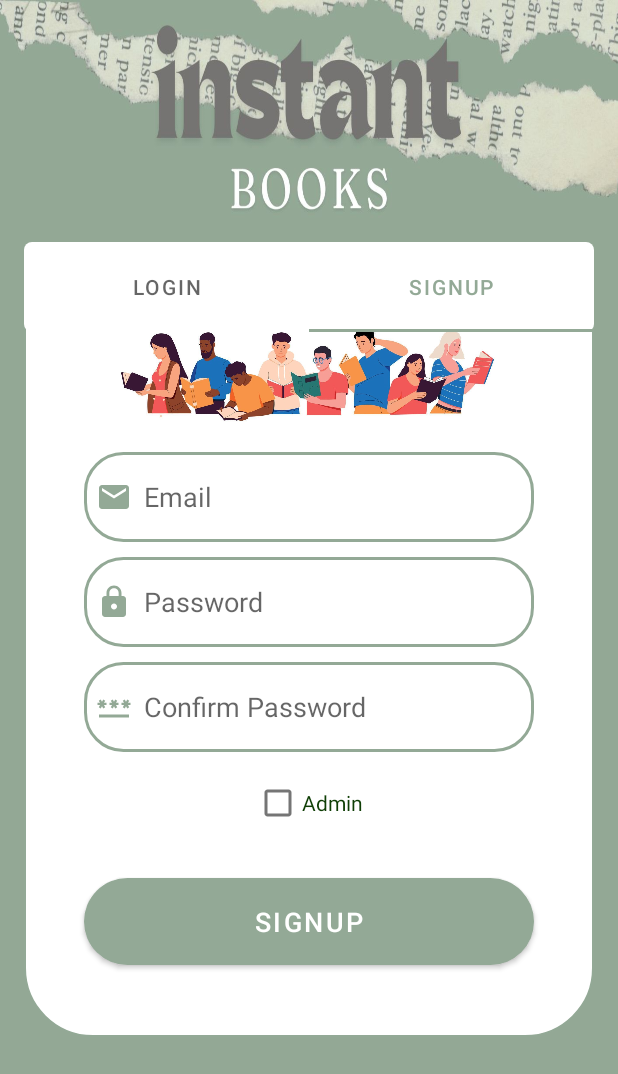
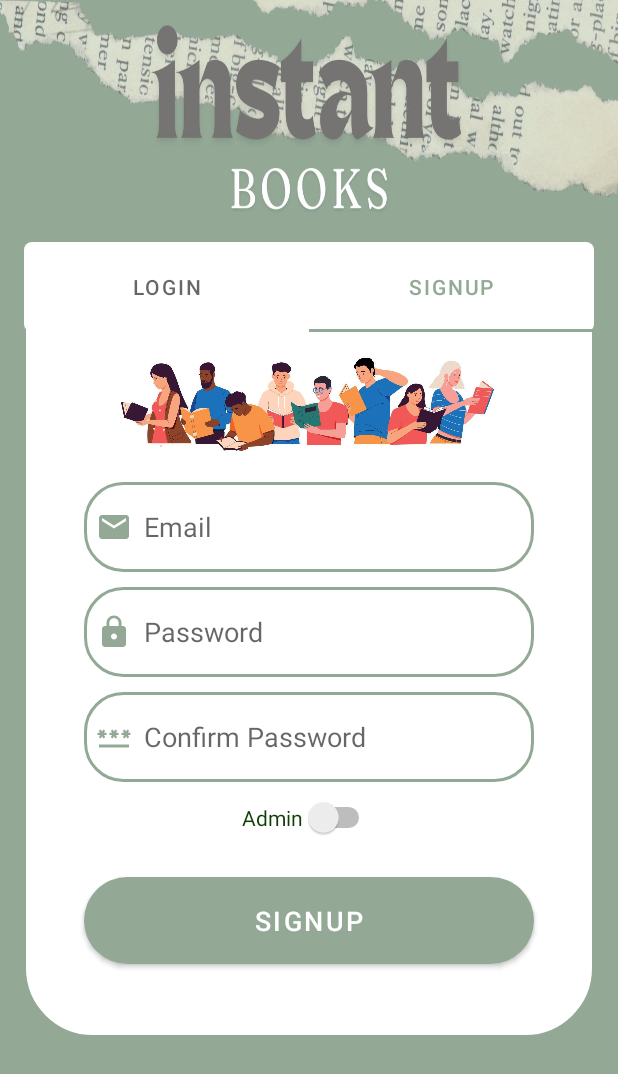
Before and after one commit to ErikaCorona/PROGETTO_BIBLIOTECA, an Android app: the screen it shows after launch (MainActivity_new), tab 2 chosen, on a phone screen of 412 x 824 dp. Shown: the top 1074 px of the screen. Run offline under Robolectric (Android 15) with nearby library versions, the phone set to English and light mode, and no system bars.

Commit message:
modifica db, aggiunto attributo admin e modifica checkBox con Switch

```diff
--- a/app/src/main/java/com/example/progettobiblioteca/SignupFragm.kt
+++ b/app/src/main/java/com/example/progettobiblioteca/SignupFragm.kt
@@ -1,17 +1,15 @@
 package com.example.progettobiblioteca
 
-import android.app.NotificationChannel
-import android.app.NotificationManager
+import android.annotation.SuppressLint
 import android.content.Context
 import android.content.Intent
-import android.os.Build
 import android.os.Bundle
 import android.view.LayoutInflater
 import android.view.View
 import android.view.ViewGroup
 import android.widget.Button
 import android.widget.EditText
-import androidx.core.app.NotificationCompat
+import android.widget.Switch
 import androidx.fragment.app.Fragment
 
 class SignupFragm : Fragment() {
@@ -19,6 +17,9 @@ class SignupFragm : Fragment() {
     private lateinit var emailEditText: EditText
     private lateinit var passwordEditText: EditText
     private lateinit var confPassEditText: EditText
+    @SuppressLint("UseSwitchCompatOrMaterialCode")
+    private lateinit var admin: Switch
+
 
 
     override fun onCreateView(
@@ -32,7 +33,7 @@ class SignupFragm : Fragment() {
         emailEditText = rootView.findViewById(R.id.signup_email)
         passwordEditText = rootView.findViewById(R.id.signup_password)
         confPassEditText = rootView.findViewById(R.id.signup_confirm)
-
+        admin = rootView.findViewById(R.id.adminSwitch)
 
 
         val registerButton = rootView.findViewById<Button>(R.id.signup_button)
@@ -48,7 +49,7 @@ class SignupFragm : Fragment() {
                 val myDB = DataBaseHelper(requireContext())
                 val trimmedEmail = email.trim()
                 val trimmedPassword = password.trim()
-                myDB.checkEmail(requireContext(),trimmedEmail, trimmedPassword)
+                myDB.checkEmail(requireContext(),trimmedEmail, trimmedPassword, admin)
 
                 val intent = Intent(activity, Menu::class.java)
                 startActivity(intent)
--- a/app/src/main/res/layout/fragment_signup.xml
+++ b/app/src/main/res/layout/fragment_signup.xml
@@ -22,6 +22,7 @@
             <ImageView
                 android:layout_width="wrap_content"
                 android:layout_height="80dp"
+                android:layout_marginTop="20dp"
                 android:src="@drawable/signupimg" />
 
             <EditText
@@ -61,14 +62,15 @@
                 android:hint="Confirm Password"
                 android:inputType="textPassword"
                 android:padding="8dp" />
-            <CheckBox
-                android:id="@+id/adminCheckBox"
+            <Switch
+                android:id="@+id/adminSwitch"
                 android:layout_width="wrap_content"
                 android:layout_height="wrap_content"
                 android:layout_gravity="center"
                 android:layout_marginTop="10dp"
                 android:textColor="@color/purdarkgreen"
-                android:text="Admin" />
+                android:text="Admin"
+                tools:ignore="UseSwitchCompatOrMaterialXml" />
             <Button
                 android:id="@+id/signup_button"
                 android:layout_width="300dp"
```
Also changed, not shown: app/src/main/java/com/example/progettobiblioteca/DataBaseHelper.kt (+9 -10 lines).
